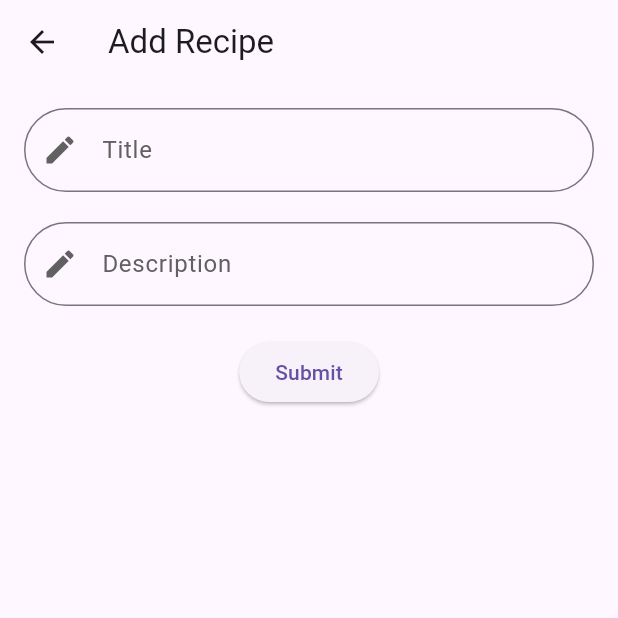
After one commit to filizsalnur/cookbook_mobile, a Flutter app: the AddRecipePage screen opened directly, on a phone screen of 412 x 824 dp, the top half of it. The commit adds this screen. Run offline on Flutter 3.47's test engine with Material 3 defaults, Android fonts, the light colour scheme and no system bars; our stand-ins replace carousel_slider, quickalert, shared_preferences; accounts and stored records are empty.

Commit message:
add new recipe

```diff
--- /dev/null
+++ b/lib/pages/addRecipe.dart
@@ -0,0 +1,90 @@
+import 'package:cookbook_mobile/services/alert_services.dart';
+import 'package:cookbook_mobile/services/endpoint_services.dart';
+import 'package:flutter/material.dart';
+
+class AddRecipePage extends StatefulWidget {
+  @override
+  _AddRecipePageState createState() => _AddRecipePageState();
+}
+
+class _AddRecipePageState extends State<AddRecipePage> {
+  String title = '';
+  String description = '';
+  TextEditingController titleController = TextEditingController();
+  TextEditingController descriptionController = TextEditingController();
+
+  @override
+  Widget build(BuildContext context) {
+    return Scaffold(
+      appBar: AppBar(
+        title: Text('Add Recipe'),
+      ),
+      body: Padding(
+        padding: EdgeInsets.all(16.0),
+        child: GestureDetector(
+          onTap: () {
+            FocusManager.instance.primaryFocus?.unfocus();
+          },
+          child: Column(
+            children: [
+              TextField(
+                      controller: titleController,
+                      decoration: InputDecoration(
+                          border: OutlineInputBorder(
+                            borderRadius: BorderRadius.circular(30.0),
+                          ),
+                          hintText: 'Title',
+                          prefixIconColor: Colors.grey.shade700,
+                          prefixIcon: Icon(Icons.edit),
+                          hintStyle: TextStyle(
+                            color: Colors.grey.shade700,
+                          )),
+                      style: TextStyle(
+                        color: Colors.grey.shade700,
+                      ),
+                    ),
+              SizedBox(
+                height: 20,
+              ),
+              TextField(
+                      controller: descriptionController,
+                      decoration: InputDecoration(
+                          border: OutlineInputBorder(
+                            borderRadius: BorderRadius.circular(30.0),
+                          ),
+                          hintText: 'Description',
+                          prefixIconColor: Colors.grey.shade700,
+                          prefixIcon: Icon(Icons.edit),
+                          hintStyle: TextStyle(
+                            color: Colors.grey.shade700,
+                          )),
+                      style: TextStyle(
+                        color: Colors.grey.shade700,
+                      ),
+                    ),
+              SizedBox(
+                height: 20,
+              ),
+              ElevatedButton(
+                onPressed: () async{
+                  setState(() {
+                    title = titleController.text;
+                    description = descriptionController.text;
+                  });
+                  int statusCode = await EndpointServices().createRecipe(title, description);
+                  if(statusCode <400){
+                    await AlertUtils().successfulAlert("Recipe Saved Successfuly", context);
+                  }
+                  else{
+                    await  AlertUtils().errorAlert("Internal Service Error'", context);
+                  }
+                },
+                child: Text('Submit'),
+              ),
+            ],
+          ),
+        ),
+      ),
+    );
+  }
+}
--- a/lib/pages/login.dart
+++ b/lib/pages/login.dart
@@ -218,6 +218,8 @@ class LoginPageState extends State<LoginPage> {
                           isPasswordValid = true;
 
                         });
+                        await EndpointServices().saveCredentials(
+                            mail, user['id'].toString());
 
                         Navigator.pushReplacement(
                     context,
--- a/pubspec.yaml
+++ b/pubspec.yaml
@@ -17,6 +17,7 @@ dev_dependencies:
   flutter_test:
     sdk: flutter
   flutter_lints: ^2.0.0
+  quickalert: ^1.0.2
 
 flutter:
   # Asset eklemek için assets anahtarını kullanabilirsiniz.
```
Also changed, not shown: lib/components/bottom_navigation.dart (+6 -18 lines), lib/services/alert_services.dart (added, +71 -0 lines), lib/services/endpoint_services.dart (+70 -0 lines), pubspec.lock.
